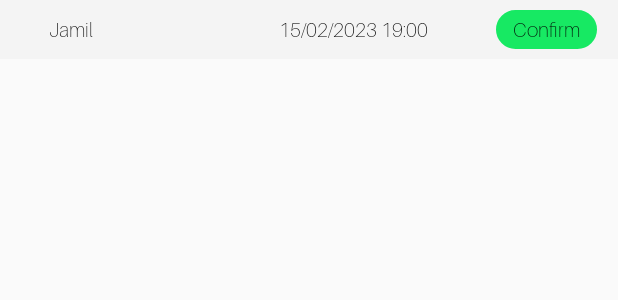
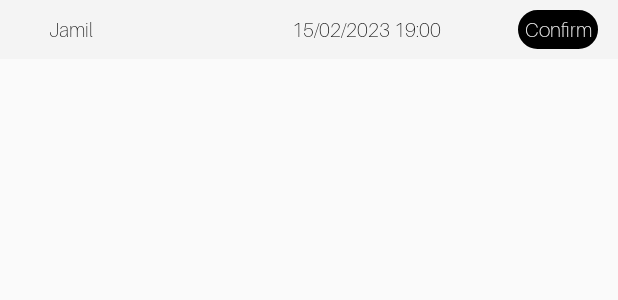
Before and after one commit to ramupal2603/WirelessHouseWarwickAVMS, an Android app: the layout delivery_row.xml on its own in the app's theme, with its tools: preview values and no code run, on a phone screen of 412 x 824 dp. Shown: the top 300 px of the screen. Run offline under Robolectric (Android 15) with nearby library versions, the phone set to English and light mode, and no system bars.

Commit message:
Added deliveries module for sign capability.

```diff
--- a/app/build.gradle
+++ b/app/build.gradle
@@ -15,7 +15,7 @@ android {
     }
     buildTypes {
         debug {
-            buildConfigField "boolean", "allowBadgePrint", "false"
+            buildConfigField "boolean", "allowBadgePrint", "true"
             minifyEnabled false
             proguardFiles getDefaultProguardFile('proguard-android.txt'), 'proguard-rules.pro'
         }
--- a/app/src/main/java/com/adverticoLTD/avms/helpers/ConstantClass.java
+++ b/app/src/main/java/com/adverticoLTD/avms/helpers/ConstantClass.java
@@ -33,4 +33,5 @@ public class ConstantClass {
     public static final String CONTRACTOR_TYPE = "4";
     public static final String EXTRAA_USER_TYPE = "EXTRAA_USER_TYPE";
     public static final String RESPONSE_DELIVERY_SUCCESS = "3";
+    public static final String RESPONSE_DELIVERY_SIGNED_SUCCESS = "4";
 }
--- a/app/src/main/java/com/adverticoLTD/avms/ui/deliveries/DeliveryAdapter.java
+++ b/app/src/main/java/com/adverticoLTD/avms/ui/deliveries/DeliveryAdapter.java
@@ -44,11 +44,12 @@ public class DeliveryAdapter extends RecyclerView.Adapter<DeliveryAdapter.Dashbo
         fireEvacuationHolder.txtFirstName.setText(String.format("%s - %s", arrItem.getCompany_id(), arrItem.getStaff_id()));
         fireEvacuationHolder.txtDateTime.setText(arrItem.getCreated_datetime());
         fireEvacuationHolder.txtConfirmText.setText(arrItem.getStatus().equals("1") ? "Sign" : "Signed");
+        fireEvacuationHolder.txtConfirmText.setBackgroundResource(arrItem.getStatus().equals("1") ? R.drawable.edt_black_background : R.drawable.edt_grey_background);
         fireEvacuationHolder.loutResultView.setOnClickListener(new View.OnClickListener() {
             @Override
             public void onClick(View v) {
-                if(arrItem.getStatus().equals("1")){
-                    onItemClick.OnRecordClickListener(arrItem.getId(),position);
+                if (arrItem.getStatus().equals("1")) {
+                    onItemClick.OnRecordClickListener(arrItem.getId(), position);
                 }
 
             }
--- a/app/src/main/java/com/adverticoLTD/avms/ui/deliveries/DeliveryListingActivity.java
+++ b/app/src/main/java/com/adverticoLTD/avms/ui/deliveries/DeliveryListingActivity.java
@@ -235,7 +235,7 @@ public class DeliveryListingActivity extends BaseActivity implements OnItemClick
 
                         Intent intent = new Intent(DeliveryListingActivity.this, ThankYouScreen.class);
                         intent.putExtra(com.adverticoLTD.avms.helpers.ConstantClass.EXTRAA_VIEW_USER_NAME, "");
-                        intent.putExtra(com.adverticoLTD.avms.helpers.ConstantClass.EXTRAA_VIEW_SCAN_STATUS, com.adverticoLTD.avms.helpers.ConstantClass.RESPONSE_DELIVERY_SUCCESS);
+                        intent.putExtra(com.adverticoLTD.avms.helpers.ConstantClass.EXTRAA_VIEW_SCAN_STATUS, com.adverticoLTD.avms.helpers.ConstantClass.RESPONSE_DELIVERY_SIGNED_SUCCESS);
                         startActivity(intent);
                         setResult(RESULT_OK);
                         finish();
--- a/app/src/main/java/com/adverticoLTD/avms/ui/thankYouSceen/ThankYouScreen.java
+++ b/app/src/main/java/com/adverticoLTD/avms/ui/thankYouSceen/ThankYouScreen.java
@@ -37,7 +37,9 @@ public class ThankYouScreen extends BaseActivity {
         String scanStatus = getIntent().getStringExtra(ConstantClass.EXTRAA_VIEW_SCAN_STATUS);
 
         txtUserName.setText(userName);
-        if (scanStatus.equals(ConstantClass.RESPONSE_DELIVERY_SUCCESS)) {
+        if (scanStatus.equals(ConstantClass.RESPONSE_DELIVERY_SIGNED_SUCCESS)) {
+            txtThanksMessage.setText("Delivery Sign Successfully");
+        } else if (scanStatus.equals(ConstantClass.RESPONSE_DELIVERY_SUCCESS)) {
             txtThanksMessage.setText("Delivery Email Sent Successfully");
         } else {
             txtThanksMessage.setText(scanStatus.equals(ConstantClass.RESPONSE_SUCCESS_SIGN_IN)
--- /dev/null
+++ b/app/src/main/res/drawable/edt_black_background.xml
@@ -0,0 +1,12 @@
+<?xml version="1.0" encoding="utf-8"?>
+<shape xmlns:android="http://schemas.android.com/apk/res/android"
+    android:shape="rectangle">
+
+    <corners android:radius="15dp" />
+
+    <stroke
+        android:width="2dp"
+        android:color="#000000" />
+
+    <solid android:color="#000000" />
+</shape>
--- a/app/src/main/res/layout-sw600dp/delivery_row.xml
+++ b/app/src/main/res/layout-sw600dp/delivery_row.xml
@@ -18,7 +18,7 @@
             android:layout_width="0dp"
             android:layout_height="match_parent"
             android:layout_marginLeft="@dimen/_25sdp"
-            android:layout_weight="0.25"
+            android:layout_weight="0.35"
             android:gravity="center|start"
             android:text="Jamil"
             android:textColor="@color/colorBlack"
@@ -32,7 +32,7 @@
             android:layout_height="match_parent"
             android:gravity="center"
             android:layout_marginRight="@dimen/_10sdp"
-            android:layout_weight="0.34"
+            android:layout_weight="0.50"
             android:text="15/02/2023 19:00"
             android:textColor="@color/colorBlack"
             android:textSize="@dimen/list_text_size" />
@@ -40,16 +40,16 @@
 
         <com.adverticoLTD.avms.customClasses.FontsTextView
             android:id="@+id/txtConfirmText"
-            android:background="@drawable/edt_green_background"
+            android:background="@drawable/edt_black_background"
             android:layout_width="0dp"
             android:layout_marginTop="@dimen/_5sdp"
             android:layout_marginBottom="@dimen/_5sdp"
             android:layout_height="match_parent"
             android:gravity="center"
             android:layout_marginRight="@dimen/_10sdp"
-            android:layout_weight="0.14"
+            android:layout_weight="0.15"
             android:text="Confirm"
-            android:textColor="@color/colorBlack"
+            android:textColor="@color/whiteColor"
             android:textSize="@dimen/list_text_size" />
 
 
--- a/app/src/main/res/layout-sw600dp/lout_signature.xml
+++ b/app/src/main/res/layout-sw600dp/lout_signature.xml
@@ -28,6 +28,7 @@
             android:layout_width="fill_parent"
             android:layout_height="fill_parent"
             android:layout_above="@+id/buttons_container"
+            android:layout_marginHorizontal="@dimen/_8sdp"
             android:layout_marginBottom="@dimen/common_margin">
 
             <FrameLayout
--- a/app/src/main/res/layout-sw720dp/content_delivery_listing_view.xml
+++ b/app/src/main/res/layout-sw720dp/content_delivery_listing_view.xml
@@ -49,7 +49,7 @@
                         android:layout_width="0dp"
                         android:layout_height="match_parent"
                         android:layout_marginLeft="@dimen/_25sdp"
-                        android:layout_weight="0.25"
+                        android:layout_weight="0.35"
                         android:gravity="center|start"
                         android:text="Delivery For"
                         android:textColor="@color/colorBlack"
@@ -70,7 +70,7 @@
                         android:layout_width="0dp"
                         android:layout_height="match_parent"
                         android:layout_marginLeft="@dimen/_10sdp"
-                        android:layout_weight="0.25"
+                        android:layout_weight="0.15"
                         android:gravity="center"
                         android:text="Action"
                         android:textColor="@color/colorBlack"
--- a/app/src/main/res/layout-sw720dp/delivery_row.xml
+++ b/app/src/main/res/layout-sw720dp/delivery_row.xml
@@ -18,7 +18,7 @@
             android:layout_width="0dp"
             android:layout_height="match_parent"
             android:layout_marginLeft="@dimen/_25sdp"
-            android:layout_weight="0.25"
+            android:layout_weight="0.35"
             android:gravity="center|start"
             android:text="Jamil"
             android:textColor="@color/colorBlack"
@@ -40,16 +40,16 @@
 
         <com.adverticoLTD.avms.customClasses.FontsTextView
             android:id="@+id/txtConfirmText"
-            android:background="@drawable/edt_green_background"
+            android:background="@drawable/edt_black_background"
             android:layout_width="0dp"
             android:layout_marginTop="@dimen/_5sdp"
             android:layout_marginBottom="@dimen/_5sdp"
             android:layout_height="match_parent"
             android:gravity="center"
             android:layout_marginRight="@dimen/_10sdp"
-            android:layout_weight="0.25"
+            android:layout_weight="0.15"
             android:text="Confirm"
-            android:textColor="@color/colorBlack"
+            android:textColor="@color/whiteColor"
             android:textSize="@dimen/list_text_size" />
 
 
--- a/app/src/main/res/layout-sw720dp/lout_signature.xml
+++ b/app/src/main/res/layout-sw720dp/lout_signature.xml
@@ -28,6 +28,7 @@
             android:layout_width="fill_parent"
             android:layout_height="fill_parent"
             android:layout_above="@+id/buttons_container"
+            android:layout_marginHorizontal="@dimen/_8sdp"
             android:layout_marginBottom="@dimen/common_margin">
 
             <FrameLayout
--- a/app/src/main/res/layout/delivery_row.xml
+++ b/app/src/main/res/layout/delivery_row.xml
@@ -18,7 +18,7 @@
             android:layout_width="0dp"
             android:layout_height="match_parent"
             android:layout_marginLeft="@dimen/_25sdp"
-            android:layout_weight="0.25"
+            android:layout_weight="0.35"
             android:gravity="center|start"
             android:text="Jamil"
             android:textColor="@color/colorBlack"
@@ -32,7 +32,7 @@
             android:layout_height="match_parent"
             android:gravity="center"
             android:layout_marginRight="@dimen/_10sdp"
-            android:layout_weight="0.34"
+            android:layout_weight="0.50"
             android:text="15/02/2023 19:00"
             android:textColor="@color/colorBlack"
             android:textSize="@dimen/list_text_size" />
@@ -40,16 +40,16 @@
 
         <com.adverticoLTD.avms.customClasses.FontsTextView
             android:id="@+id/txtConfirmText"
-            android:background="@drawable/edt_green_background"
+            android:background="@drawable/edt_black_background"
             android:layout_width="0dp"
             android:layout_marginTop="@dimen/_5sdp"
             android:layout_marginBottom="@dimen/_5sdp"
             android:layout_height="match_parent"
             android:gravity="center"
             android:layout_marginRight="@dimen/_10sdp"
-            android:layout_weight="0.14"
+            android:layout_weight="0.15"
             android:text="Confirm"
-            android:textColor="@color/colorBlack"
+            android:textColor="@color/whiteColor"
             android:textSize="@dimen/list_text_size" />
 
 
--- a/app/src/main/res/layout/lout_signature.xml
+++ b/app/src/main/res/layout/lout_signature.xml
@@ -28,6 +28,7 @@
             android:layout_width="fill_parent"
             android:layout_height="fill_parent"
             android:layout_above="@+id/buttons_container"
+            android:layout_marginHorizontal="@dimen/_8sdp"
             android:layout_marginBottom="@dimen/common_margin">
 
             <FrameLayout
```
Also changed, not shown: app/src/main/res/drawable/edt_grey_background.xml (added, +12 -0 lines), app/src/main/res/layout-sw600dp/content_delivery_listing_view.xml (+39 -3 lines), app/src/main/res/layout/content_delivery_listing_view.xml (+39 -3 lines).
